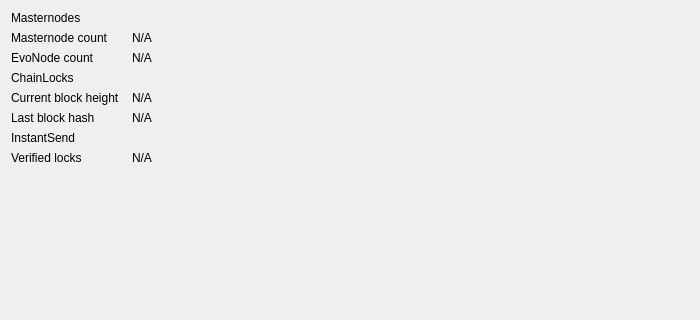
Qt form src/qt/forms/networkwidget.ui (UdjinM6/dash) before a commit; both pictures show x 0 to 700 and y 0 to 320 of the 700 by 500 pixel window.
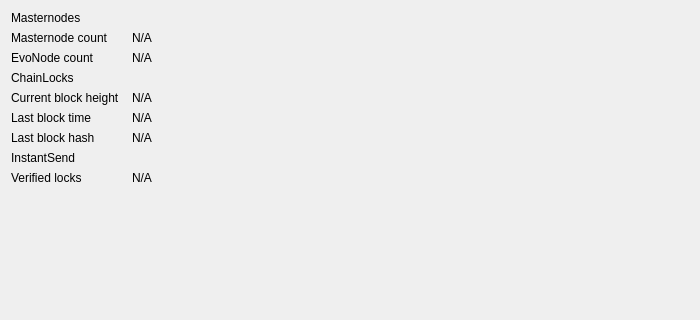
The same form after that commit.

Commit message: qt: report chainlock time to maintain parity with block fields

Patch:
```diff
--- a/src/qt/forms/networkwidget.ui
+++ b/src/qt/forms/networkwidget.ui
@@ -92,13 +92,36 @@
         </widget>
        </item>
        <item row="5" column="0">
+        <widget class="QLabel" name="bestClTimeLabel">
+         <property name="text">
+          <string>Last block time</string>
+         </property>
+        </widget>
+       </item>
+       <item row="5" column="1">
+        <widget class="QLabel" name="bestClTime">
+         <property name="cursor">
+          <cursorShape>IBeamCursor</cursorShape>
+         </property>
+         <property name="text">
+          <string>N/A</string>
+         </property>
+         <property name="textFormat">
+          <enum>Qt::PlainText</enum>
+         </property>
+         <property name="textInteractionFlags">
+          <set>Qt::LinksAccessibleByMouse|Qt::TextSelectableByKeyboard|Qt::TextSelectableByMouse</set>
+         </property>
+        </widget>
+       </item>
+       <item row="6" column="0">
         <widget class="QLabel" name="bestClHashLabel">
          <property name="text">
           <string>Last block hash</string>
          </property>
         </widget>
        </item>
-       <item row="5" column="1">
+       <item row="6" column="1">
         <widget class="QLabel" name="bestClHash">
          <property name="cursor">
           <cursorShape>IBeamCursor</cursorShape>
@@ -114,21 +137,21 @@
          </property>
         </widget>
        </item>
-       <item row="6" column="0">
+       <item row="7" column="0">
         <widget class="QLabel" name="labelInstantSend">
          <property name="text">
           <string>InstantSend</string>
          </property>
         </widget>
        </item>
-       <item row="7" column="0">
+       <item row="8" column="0">
         <widget class="QLabel" name="labelISLocksTitle">
          <property name="text">
           <string>Verified locks</string>
          </property>
         </widget>
        </item>
-       <item row="7" column="1">
+       <item row="8" column="1">
         <widget class="QLabel" name="labelISLocks">
          <property name="cursor">
           <cursorShape>IBeamCursor</cursorShape>
@@ -144,7 +167,7 @@
          </property>
         </widget>
        </item>
-       <item row="8" column="0">
+       <item row="9" column="0">
         <spacer name="verticalSpacer">
          <property name="orientation">
           <enum>Qt::Vertical</enum>
```
The commit also changes 3 other files.
